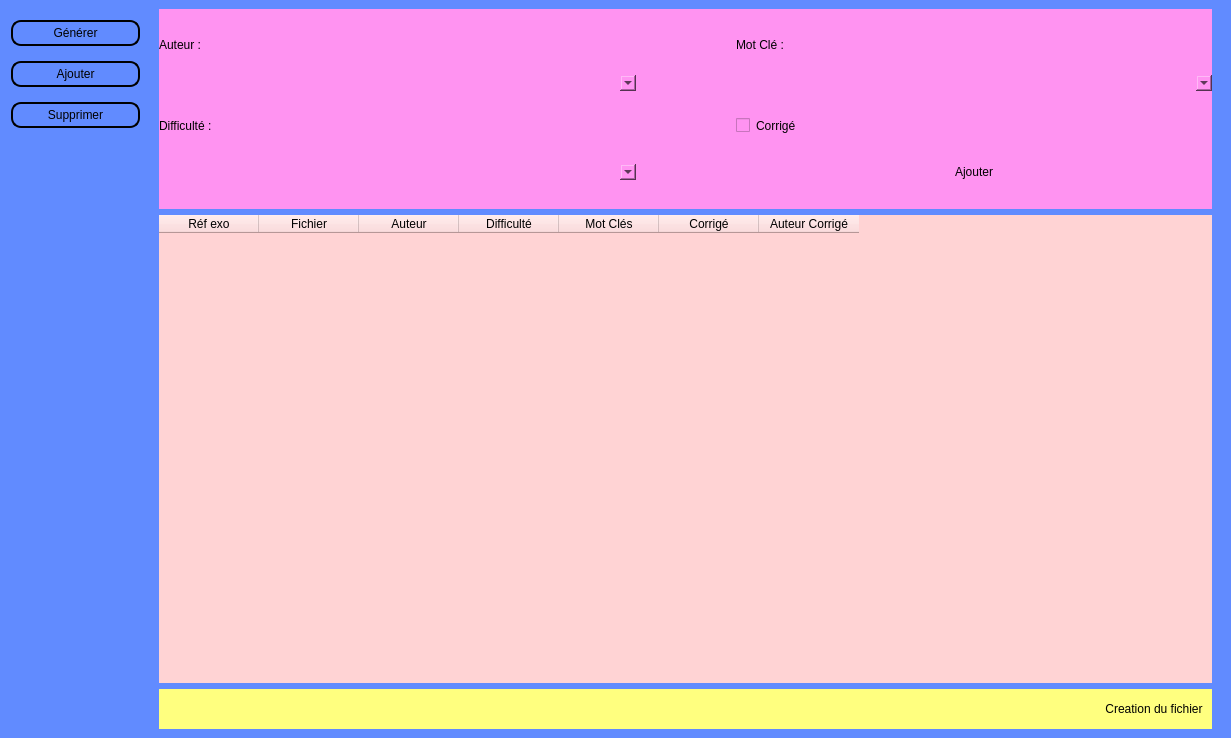
This is interface.ui in jerempjerem/ISEN_Projet as Qt 5 draws it before an edit. The edited form follows.
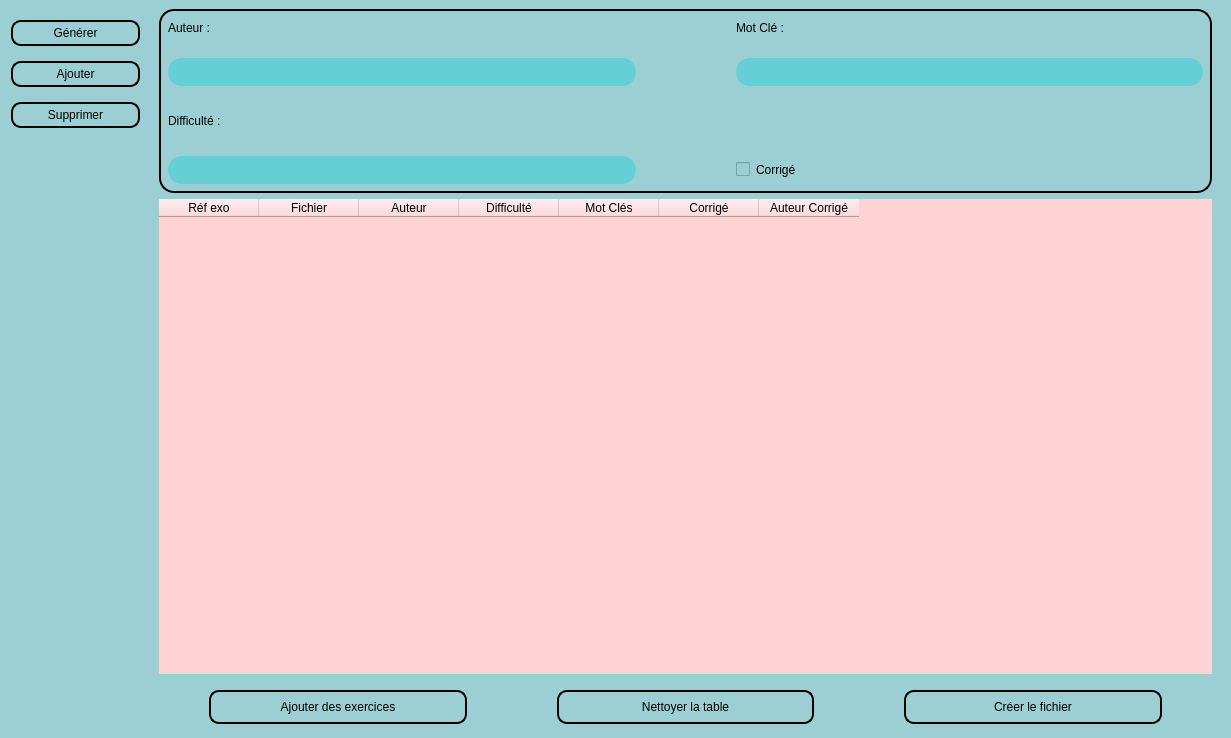
This is the edited form. Custom widgets are drawn as their Qt base class.

Diff of the .ui file:
```diff
--- a/interface.ui
+++ b/interface.ui
@@ -15,8 +15,10 @@
   </property>
   <property name="styleSheet">
    <string notr="true">* {
-	background-color: rgb(97, 139, 255);
+	/*background-color: rgb(207, 242, 255);*/
+	background-color: rgb(155, 207, 212);
 	border: None;
+	font-size: 9pt;
 }
 
 QPushButton {
@@ -24,7 +26,34 @@
 	padding-top: 4px;
 	padding-bottom: 4px;
 }
-</string>
+
+QComboBox:focus{
+	border: 2px solid black;
+}
+
+QComboBox{
+	height: 20px;
+	border-radius: 14px;
+	background-color: rgb(100, 207, 212);
+	border: 2px solid rgb(100, 207, 212);
+	padding: 2px 10px;
+}
+
+
+QComboBox::drop-down{
+	border: None;
+}
+
+QComboBox::down-arrow{
+	width: 20px;
+	margin-right: 20px;
+}
+
+#frame_2 {
+	border: 2px solid black;
+	padding: 7px;
+	border-radius: 15px;
+}</string>
   </property>
   <widget class="QWidget" name="centralwidget">
    <layout class="QHBoxLayout" name="horizontalLayout">
@@ -205,11 +234,11 @@
                 <property name="minimumSize">
                  <size>
                   <width>0</width>
-                  <height>200</height>
+                  <height>0</height>
                  </size>
                 </property>
                 <property name="styleSheet">
-                 <string notr="true">background-color: rgb(255, 147, 241);</string>
+                 <string notr="true"/>
                 </property>
                 <property name="frameShape">
                  <enum>QFrame::StyledPanel</enum>
@@ -313,23 +342,13 @@
                    <item row="1" column="1">
                     <widget class="QComboBox" name="keywors_list"/>
                    </item>
-                   <item row="2" column="1">
+                   <item row="3" column="1">
                     <widget class="QCheckBox" name="corrige_checkbox">
                      <property name="text">
                       <string>Corrigé</string>
                      </property>
                     </widget>
                    </item>
-                   <item row="3" column="1">
-                    <widget class="QPushButton" name="ajouter">
-                     <property name="cursor">
-                      <cursorShape>PointingHandCursor</cursorShape>
-                     </property>
-                     <property name="text">
-                      <string>Ajouter</string>
-                     </property>
-                    </widget>
-                   </item>
                   </layout>
                  </item>
                 </layout>
@@ -407,7 +426,10 @@
               <item>
                <widget class="QFrame" name="frame_3">
                 <property name="styleSheet">
-                 <string notr="true">background-color: rgb(255, 255, 127);</string>
+                 <string notr="true">QPushButton {
+	border: 2px solid black;
+	height: 22px;
+}</string>
                 </property>
                 <property name="frameShape">
                  <enum>QFrame::StyledPanel</enum>
@@ -416,10 +438,53 @@
                  <enum>QFrame::Raised</enum>
                 </property>
                 <layout class="QHBoxLayout" name="horizontalLayout_6">
-                 <item alignment="Qt::AlignRight">
+                 <property name="spacing">
+                  <number>90</number>
+                 </property>
+                 <property name="leftMargin">
+                  <number>50</number>
+                 </property>
+                 <property name="topMargin">
+                  <number>10</number>
+                 </property>
+                 <property name="rightMargin">
+                  <number>50</number>
+                 </property>
+                 <property name="bottomMargin">
+                  <number>5</number>
+                 </property>
+                 <item>
+                  <widget class="QPushButton" name="ajouter">
+                   <property name="text">
+                    <string>Ajouter des exercices</string>
+                   </property>
+                  </widget>
+                 </item>
+                 <item>
+                  <widget class="QPushButton" name="clean_btn">
+                   <property name="cursor">
+                    <cursorShape>PointingHandCursor</cursorShape>
+                   </property>
+                   <property name="text">
+                    <string>Nettoyer la table</string>
+                   </property>
+                  </widget>
+                 </item>
+                 <item>
                   <widget class="QPushButton" name="creation_btn">
+                   <property name="font">
+                    <font>
+                     <family>MS Shell Dlg 2</family>
+                     <pointsize>9</pointsize>
+                     <weight>50</weight>
+                     <bold>false</bold>
+                    </font>
+                   </property>
+                   <property name="cursor">
+                    <cursorShape>PointingHandCursor</cursorShape>
+                   </property>
                    <property name="text">
-                    <string>Creation du fichier</string>
+                    <string>Créer le fichier</string>
                    </property>
                   </widget>
                  </item>
```
